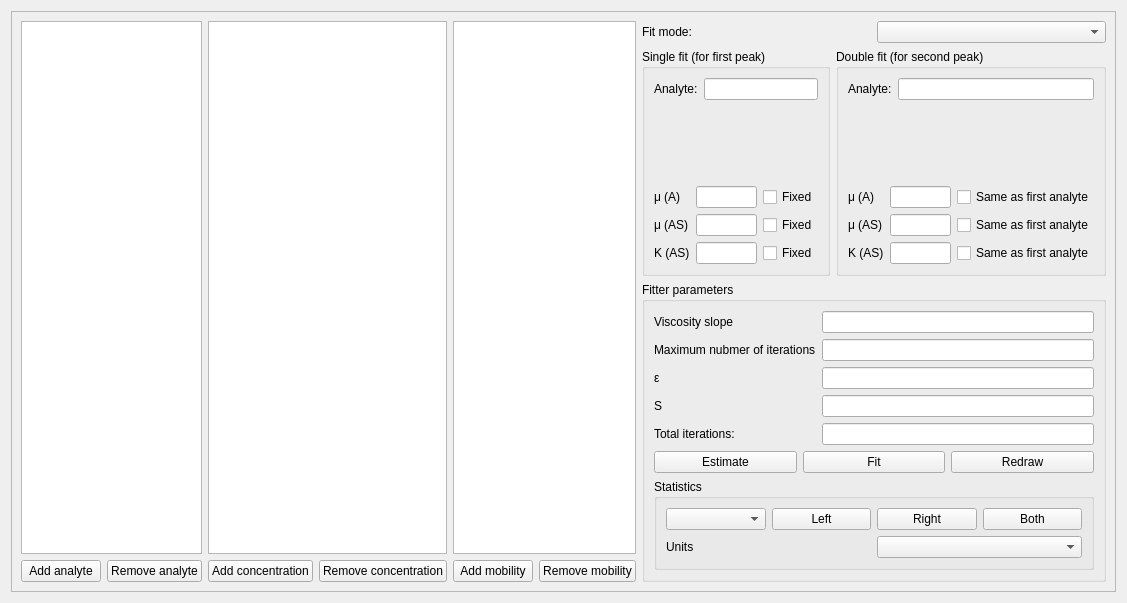
Qt form src/gui/hyperbolefitwidget.ui (echmet/CEval) before a commit.
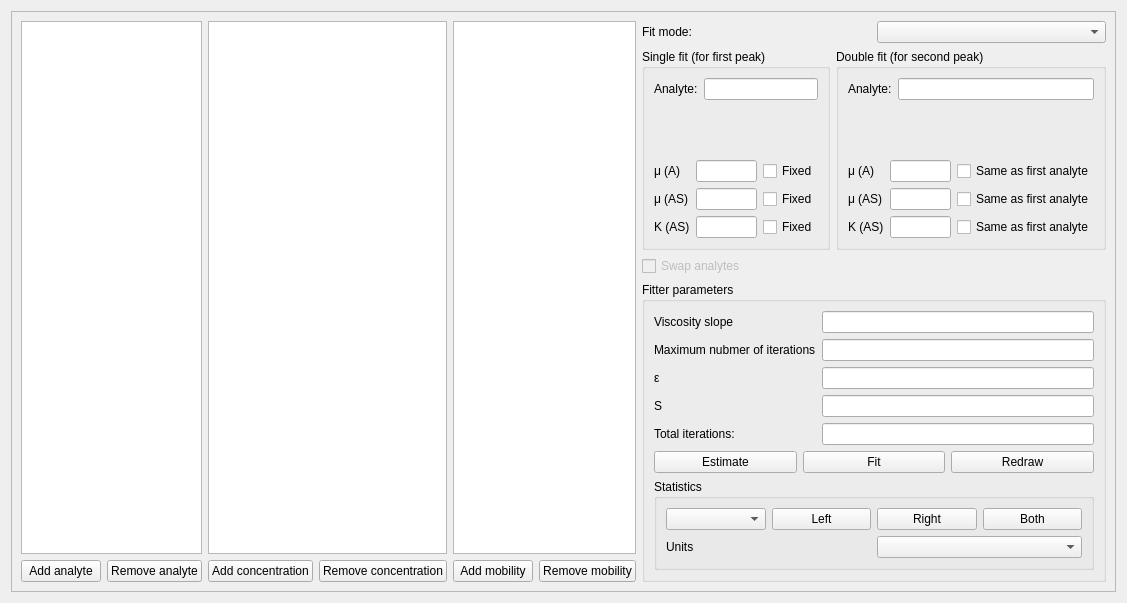
The same form after that commit. Custom widgets are drawn as their Qt base class.

Commit message: Allow for the first and second analyte to be swapped in double fit mode.

Diff of the .ui file:
```diff
--- a/src/gui/hyperbolefitwidget.ui
+++ b/src/gui/hyperbolefitwidget.ui
@@ -158,6 +158,8 @@
           </layout>
          </item>
          <item>
+          <layout class="QVBoxLayout" name="verticalLayout_4">
+           <item>
           <layout class="QHBoxLayout" name="horizontalLayout_5">
            <item>
             <widget class="QGroupBox" name="qgb_singleFit">
@@ -360,6 +362,18 @@
                </layout>
               </item>
              </layout>
+              </widget>
+             </item>
+            </layout>
+           </item>
+           <item>
+            <widget class="QCheckBox" name="qcb_swapAnalytes">
+             <property name="enabled">
+              <bool>false</bool>
+             </property>
+             <property name="text">
+              <string>Swap analytes</string>
+             </property>
             </widget>
            </item>
           </layout>
```
Lines whose indentation alone changed are shown as unchanged. The commit also changes 5 other files.
